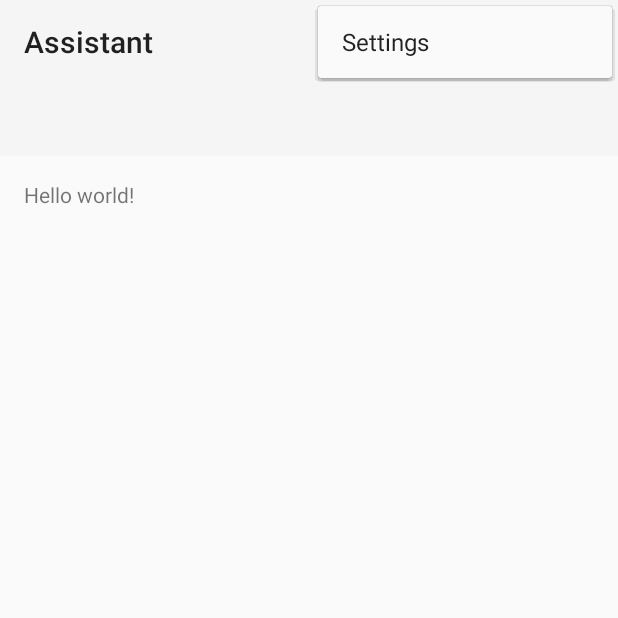
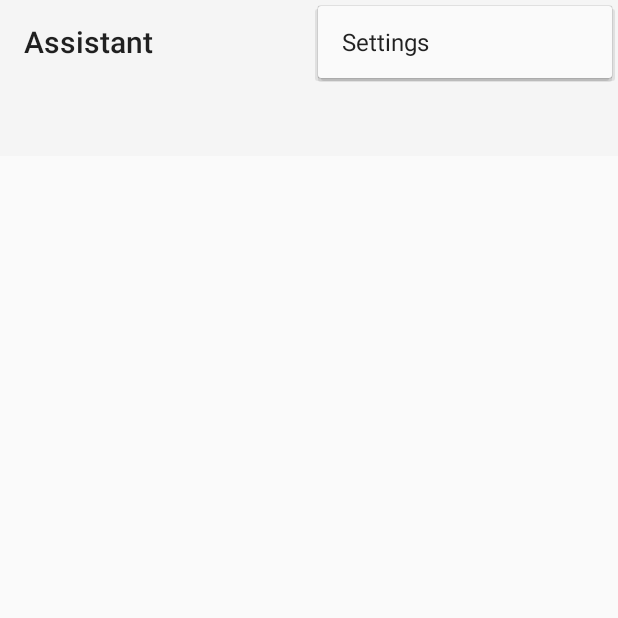
Before and after one commit to edhyah/MatrixAssistant, an Android app: the screen it shows after launch (MainActivity), with the options menu open, on a phone screen of 412 x 824 dp, the top half of it. Run offline under Robolectric (Android 15) with nearby library versions, the phone set to English and light mode, and no system bars; 3 statements that could not run were skipped.

```diff
--- a/Assistant/app/src/main/res/layout/activity_main.xml
+++ b/Assistant/app/src/main/res/layout/activity_main.xml
@@ -6,7 +6,5 @@
     android:paddingBottom="@dimen/activity_vertical_margin" tools:context=".MainActivity">
     <!-- last line above: android:id="@+id/"> -->
 
-    <TextView android:text="@string/hello_world" android:layout_width="wrap_content"
-        android:layout_height="wrap_content" />
 
 </RelativeLayout>
```
